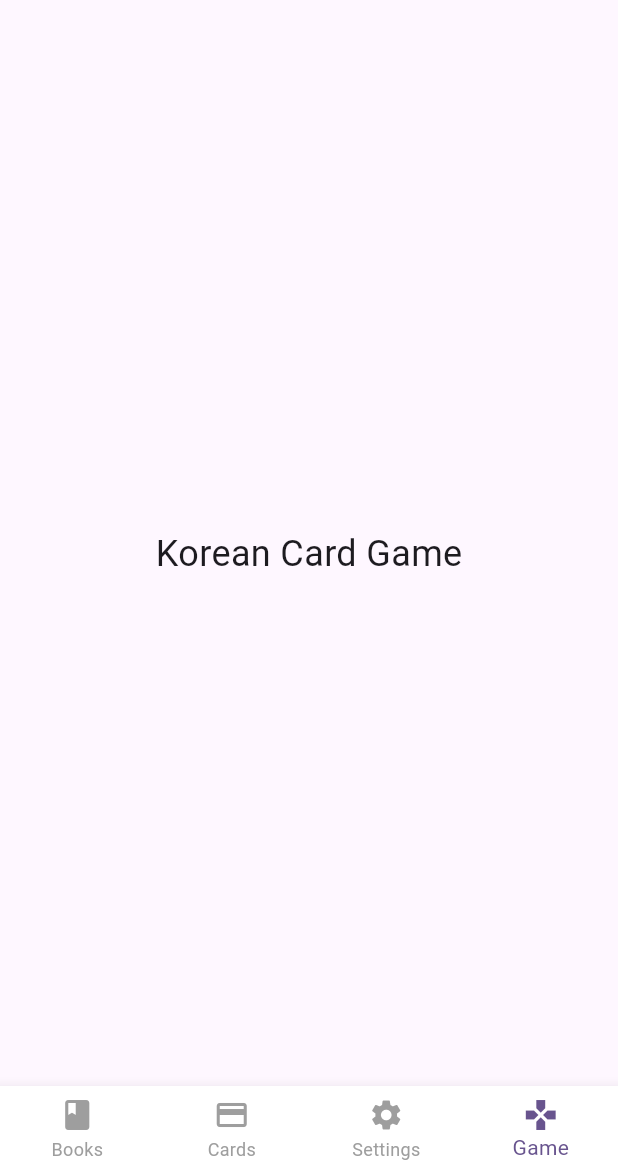
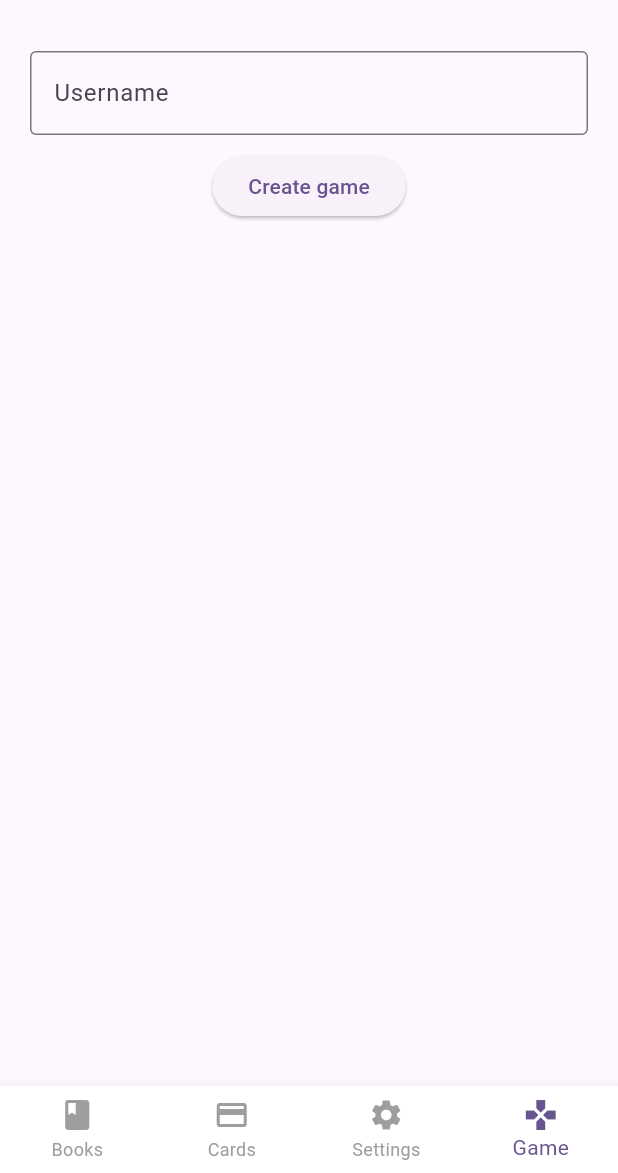
Before and after one commit to chalshik/Pragmatic, a Flutter app: the HomeScreen screen opened by its route, item 4 of the bottom bar chosen, on a phone screen of 412 x 824 dp, the part 63-1236 px from its top. Run offline on Flutter 3.47's test engine with Material 3 defaults, Android fonts, the phone set to English and light mode, and no system bars; our stand-ins replace file_picker, firebase_auth, firebase_core; missing offline and left inert: flutter_epub_viewer, stomp_dart_client; accounts and stored records are empty; network calls fail.

Commit message:
basic creation game

```diff
--- a/lib/Screens/BooksScreen.dart
+++ b/lib/Screens/BooksScreen.dart
@@ -10,7 +10,7 @@ class BooksScreen extends StatelessWidget {
   @override
   Widget build(BuildContext context) {
     final authService = Provider.of<AuthService>(context, listen: false);
-    final apiService = ApiService(authService);
+    final apiService = ApiService();
 
     return BooksPage(apiService: apiService);
   }
--- a/lib/Screens/CardsScreen.dart
+++ b/lib/Screens/CardsScreen.dart
@@ -18,7 +18,7 @@ class _CardsScreenState extends State<CardsScreen> {
   @override
   void initState() {
     super.initState();
-    _decksFuture = ApiService(widget.authService).getUserDecks();
+    _decksFuture = ApiService().getUserDecks();
   }
 
   void _showCreateDeckDialog() async {
@@ -46,9 +46,9 @@ class _CardsScreenState extends State<CardsScreen> {
     );
     if (result != null && result.isNotEmpty) {
       try {
-        await ApiService(widget.authService).createDeck(title: result);
+        await ApiService().createDeck(title: result);
         setState(() {
-          _decksFuture = ApiService(widget.authService).getUserDecks();
+          _decksFuture = ApiService().getUserDecks();
         });
         if (mounted) {
           ScaffoldMessenger.of(context).showSnackBar(
--- a/lib/Screens/GameScreen.dart
+++ b/lib/Screens/GameScreen.dart
@@ -1,15 +1,97 @@
 import 'package:flutter/material.dart';
+import 'package:pragmatic/Services/ApiService.dart';
+import 'package:pragmatic/Services/WebSocketService.dart';
 
-class GameScreen extends StatelessWidget {
+class GameScreen extends StatefulWidget {
   const GameScreen({super.key});
 
   @override
-  Widget build(BuildContext context) {
-    return const Center(
-      child: Text(
-        'Korean Card Game',
-        style: TextStyle(fontSize: 24),
-      ),
-    );
+  State<GameScreen> createState() => _GameScreenState();
+}
+
+class _GameScreenState extends State<GameScreen> {
+   final TextEditingController _usernameController = TextEditingController();
+  final WebSocketService webSocketService = WebSocketService();
+  List<String> players = [];
+  final ApiService apiService = ApiService();
+  String? gameCode;
+  bool isConnecting = false;
+  @override
+  void initState(){
+    super.initState();
+    webSocketService.connect();
+  }
+    @override
+  void dispose() {
+    webSocketService.disconnect();
+    _usernameController.dispose();
+    super.dispose();
+  }
+
+  List<String> parsePlayersFromData(dynamic playerData) {
+  // playerData is expected to be a List<dynamic> containing strings
+  if (playerData is List) {
+    return playerData.map((e) => e.toString()).toList();
+  } else {
+    return [];
   }
 }
+
+ void onCreateGame() async {
+  if (isConnecting) return;
+  setState(() => isConnecting = true);
+  String username = _usernameController.text.trim();
+  if (username.isEmpty) {
+    // Optionally show error here
+    setState(() => isConnecting = false);
+    return;
+  }
+  String? createdGameCode = await apiService.createGame(username);
+  if (createdGameCode != null) {
+    setState(() {
+      gameCode = createdGameCode;
+    });
+    webSocketService.subscribeToPlayerUpdates(gameCode!, (playerData) {
+      print("Players in room $gameCode updated: $playerData");
+      setState(() {
+        players = parsePlayersFromData(playerData);
+      });
+    });
+  }
+  setState(() => isConnecting = false);
+}
+
+  @override
+  Widget build(BuildContext context) {
+    return Scaffold(
+      body: Padding(padding: const EdgeInsets.all(20),
+      child:Column(
+        children: [
+          TextField(
+            controller: _usernameController,
+            decoration: InputDecoration(
+              labelText: "Username",
+              border: OutlineInputBorder()
+            ),
+          ),
+          SizedBox(height: 10),
+        ElevatedButton(onPressed: onCreateGame, child: isConnecting ? CircularProgressIndicator(color: Colors.white):Text("Create game")),
+        SizedBox(height: 10),
+        if(gameCode != null) ...[
+          Text('Game Code: $gameCode', style: TextStyle(fontSize: 18)),
+          const SizedBox(height: 12),
+          Text('Players:', style: TextStyle(fontSize: 16)),
+          Expanded(
+          child: ListView.builder(
+            itemCount: players.length,
+            itemBuilder: (context, index) {
+            return ListTile(title: Text(players[index]));
+      },
+    ),
+  ),
+        ]
+        ],
+      )
+    ));
+  }
+}
--- a/lib/Screens/HomeScreen.dart
+++ b/lib/Screens/HomeScreen.dart
@@ -26,7 +26,7 @@ class _HomeScreenState extends State<HomeScreen> {
   @override
   Widget build(BuildContext context) {
     final authService = Provider.of<AuthService>(context, listen: false);
-    final apiService = ApiService(authService);
+    final apiService = ApiService();
 
     final List<Widget> pages = [
       BooksPage(apiService: apiService),
--- a/lib/Services/AuthService.dart
+++ b/lib/Services/AuthService.dart
@@ -3,12 +3,13 @@ import 'package:pragmatic/Services/ApiService.dart';
 
 class AuthService {
   final FirebaseAuth _auth = FirebaseAuth.instance;
-  ApiService? _apiService;
+  ApiService? apiService;
 
-  // Create ApiService lazily to avoid circular dependency
-  ApiService get apiService {
-    _apiService ??= ApiService(this);
-    return _apiService!;
+  AuthService();
+
+  // Add a method to safely set the ApiService
+  void setApiService(ApiService service) {
+    apiService = service;
   }
 
   // Add auth state changes stream
@@ -25,9 +26,9 @@ class AuthService {
       User? user = userCredential.user;
 
       // Save username to Firestore if provided
-      if (user != null && username != null && username.isNotEmpty) {
+      if (user != null && username != null && username.isNotEmpty && apiService != null) {
         try {
-          await apiService.registerUser(
+          await apiService!.registerUser(
             firebaseUid: user.uid,
             username: username,
           );
--- a/lib/main.dart
+++ b/lib/main.dart
@@ -2,6 +2,7 @@ import 'package:flutter/material.dart';
 import 'package:firebase_core/firebase_core.dart';
 import 'firebase_options.dart';
 import 'package:pragmatic/Services/AuthService.dart';
+import 'package:pragmatic/Services/ApiService.dart';
 import 'package:provider/provider.dart';
 import 'package:pragmatic/Screens/HomeScreen.dart';
 import 'package:pragmatic/Screens/LoginScreen.dart';
@@ -31,9 +32,18 @@ class MyApp extends StatelessWidget {
 
   @override
   Widget build(BuildContext context) {
+    // Create instances
+    final authService = AuthService();
+    final apiService = ApiService();
+
+    // Set up bidirectional dependency using the setter methods
+    authService.setApiService(apiService);
+    apiService.setAuthService(authService);
+
     return MultiProvider(
       providers: [
-        Provider<AuthService>(create: (_) => AuthService()),
+        Provider<AuthService>(create: (_) => authService),
+        Provider<ApiService>(create: (_) => apiService),
       ],
       child: MaterialApp(
         title: 'Pragmatic',
```
Also changed, not shown: lib/Services/ApiService.dart (+81 -24 lines), lib/Services/WebSocketService.dart (+58 -27 lines).
